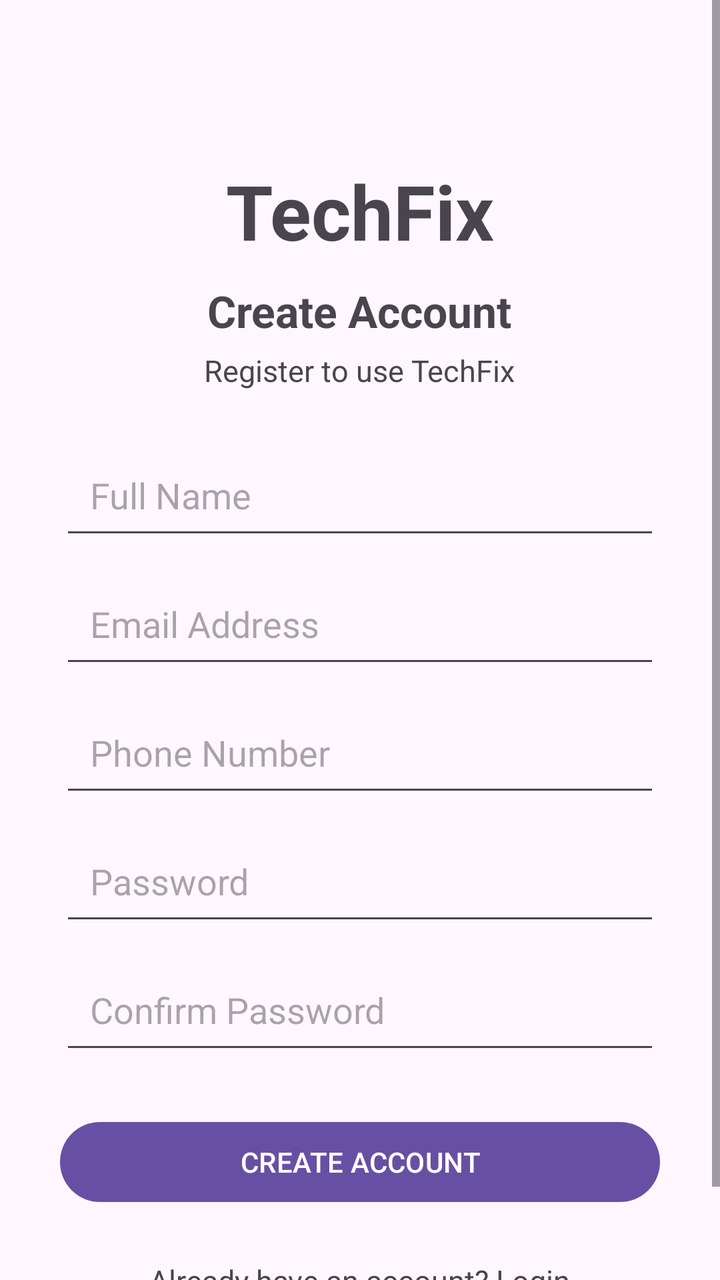
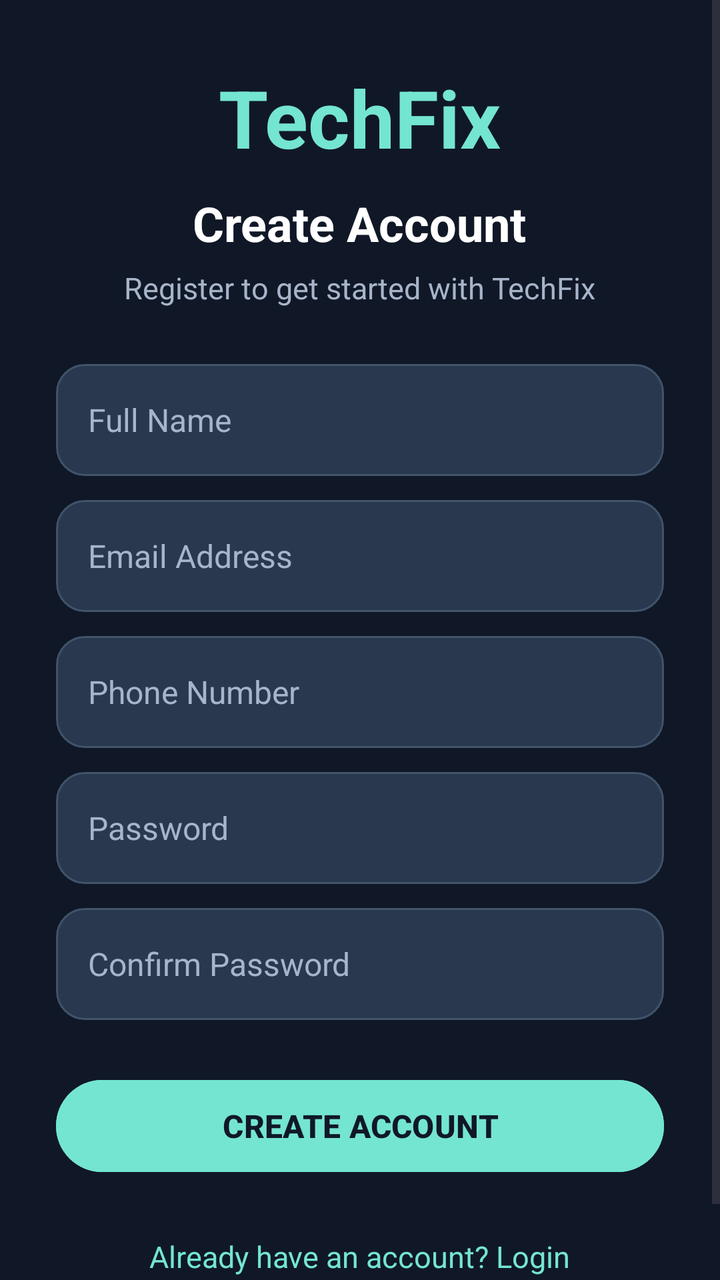

Compare the two renders of this Android layout. The source of the first and the diff that turns it into the second are given below.
<!-- AndroidManifest.xml: application theme Theme.Techfix -->
<!-- res/layout/activity_register.xml -->
<?xml version="1.0" encoding="utf-8"?>
<ScrollView xmlns:android="http://schemas.android.com/apk/res/android"
    android:layout_width="match_parent"
    android:layout_height="match_parent">

    <LinearLayout
        android:layout_width="match_parent"
        android:layout_height="wrap_content"
        android:orientation="vertical"
        android:padding="30dp">

        <TextView
            android:layout_width="wrap_content"
            android:layout_height="wrap_content"
            android:layout_gravity="center"
            android:layout_marginTop="50dp"
            android:text="TechFix"
            android:textSize="38sp"
            android:textStyle="bold" />

        <TextView
            android:layout_width="wrap_content"
            android:layout_height="wrap_content"
            android:layout_gravity="center"
            android:layout_marginTop="10dp"
            android:text="Create Account"
            android:textSize="22sp"
            android:textStyle="bold" />

        <TextView
            android:layout_width="wrap_content"
            android:layout_height="wrap_content"
            android:layout_gravity="center"
            android:layout_marginTop="5dp"
            android:layout_marginBottom="25dp"
            android:text="Register to use TechFix"
            android:textSize="15sp" />

        <EditText
            android:id="@+id/editName"
            android:layout_width="match_parent"
            android:layout_height="wrap_content"
            android:hint="Full Name"
            android:inputType="textPersonName"
            android:padding="15dp" />

        <EditText
            android:id="@+id/editRegisterEmail"
            android:layout_width="match_parent"
            android:layout_height="wrap_content"
            android:layout_marginTop="10dp"
            android:hint="Email Address"
            android:inputType="textEmailAddress"
            android:padding="15dp" />

        <EditText
            android:id="@+id/editPhone"
            android:layout_width="match_parent"
            android:layout_height="wrap_content"
            android:layout_marginTop="10dp"
            android:hint="Phone Number"
            android:inputType="phone"
            android:padding="15dp" />

        <EditText
            android:id="@+id/editRegisterPassword"
            android:layout_width="match_parent"
            android:layout_height="wrap_content"
            android:layout_marginTop="10dp"
            android:hint="Password"
            android:inputType="textPassword"
            android:padding="15dp" />

        <EditText
            android:id="@+id/editConfirmPassword"
            android:layout_width="match_parent"
            android:layout_height="wrap_content"
            android:layout_marginTop="10dp"
            android:hint="Confirm Password"
            android:inputType="textPassword"
            android:padding="15dp" />

        <Button
            android:id="@+id/btnRegister"
            android:layout_width="match_parent"
            android:layout_height="wrap_content"
            android:layout_marginTop="25dp"
            android:text="CREATE ACCOUNT" />

        <TextView
            android:id="@+id/txtLogin"
            android:layout_width="wrap_content"
            android:layout_height="wrap_content"
            android:layout_gravity="center"
            android:layout_marginTop="15dp"
            android:padding="10dp"
            android:text="Already have an account? Login"
            android:textSize="15sp" />

    </LinearLayout>

</ScrollView>
<!-- resources referenced by this layout -->
<resources>
  <style name="Theme.Techfix" parent="Base.Theme.Techfix" />
  <style name="Base.Theme.Techfix" parent="Theme.Material3.DayNight.NoActionBar">
          
          
      </style>
</resources>

<!-- the commit's change to res/layout/activity_register.xml (unified diff, before → after) -->
@@ -1,102 +1,144 @@
 <?xml version="1.0" encoding="utf-8"?>
 <ScrollView xmlns:android="http://schemas.android.com/apk/res/android"
     android:layout_width="match_parent"
-    android:layout_height="match_parent">
+    android:layout_height="match_parent"
+    android:background="@color/tech_background"
+    android:fillViewport="true"
+    android:fitsSystemWindows="true">
 
     <LinearLayout
         android:layout_width="match_parent"
         android:layout_height="wrap_content"
         android:orientation="vertical"
-        android:padding="30dp">
+        android:paddingStart="28dp"
+        android:paddingEnd="28dp"
+        android:paddingTop="32dp"
+        android:paddingBottom="32dp">
 
         <TextView
             android:layout_width="wrap_content"
             android:layout_height="wrap_content"
-            android:layout_gravity="center"
-            android:layout_marginTop="50dp"
+            android:layout_gravity="center_horizontal"
             android:text="TechFix"
-            android:textSize="38sp"
+            android:textColor="@color/tech_teal"
+            android:textSize="40sp"
             android:textStyle="bold" />
 
         <TextView
             android:layout_width="wrap_content"
             android:layout_height="wrap_content"
-            android:layout_gravity="center"
+            android:layout_gravity="center_horizontal"
             android:layout_marginTop="10dp"
             android:text="Create Account"
-            android:textSize="22sp"
+            android:textColor="@color/tech_text"
+            android:textSize="24sp"
             android:textStyle="bold" />
 
         <TextView
             android:layout_width="wrap_content"
             android:layout_height="wrap_content"
-            android:layout_gravity="center"
-            android:layout_marginTop="5dp"
-            android:layout_marginBottom="25dp"
-            android:text="Register to use TechFix"
+            android:layout_gravity="center_horizontal"
+            android:layout_marginTop="6dp"
+            android:layout_marginBottom="28dp"
+            android:text="Register to get started with TechFix"
+            android:textColor="@color/tech_text_secondary"
             android:textSize="15sp" />
 
         <EditText
             android:id="@+id/editName"
             android:layout_width="match_parent"
-            android:layout_height="wrap_content"
+            android:layout_height="56dp"
+            android:background="@drawable/bg_tech_input"
             android:hint="Full Name"
             android:inputType="textPersonName"
-            android:padding="15dp" />
+            android:singleLine="true"
+            android:paddingStart="16dp"
+            android:paddingEnd="16dp"
+            android:textColor="@color/tech_text"
+            android:textColorHint="@color/tech_text_secondary"
+            android:textSize="16sp" />
 
         <EditText
             android:id="@+id/editRegisterEmail"
             android:layout_width="match_parent"
-            android:layout_height="wrap_content"
-            android:layout_marginTop="10dp"
+            android:layout_height="56dp"
+            android:layout_marginTop="12dp"
+            android:background="@drawable/bg_tech_input"
             android:hint="Email Address"
             android:inputType="textEmailAddress"
-            android:padding="15dp" />
+            android:singleLine="true"
+            android:paddingStart="16dp"
+            android:paddingEnd="16dp"
+            android:textColor="@color/tech_text"
+            android:textColorHint="@color/tech_text_secondary"
+            android:textSize="16sp" />
 
         <EditText
             android:id="@+id/editPhone"
             android:layout_width="match_parent"
-            android:layout_height="wrap_content"
-            android:layout_marginTop="10dp"
+            android:layout_height="56dp"
+            android:layout_marginTop="12dp"
+            android:background="@drawable/bg_tech_input"
             android:hint="Phone Number"
             android:inputType="phone"
-            android:padding="15dp" />
+            android:singleLine="true"
+            android:paddingStart="16dp"
+            android:paddingEnd="16dp"
+            android:textColor="@color/tech_text"
+            android:textColorHint="@color/tech_text_secondary"
+            android:textSize="16sp" />
 
         <EditText
             android:id="@+id/editRegisterPassword"
             android:layout_width="match_parent"
-            android:layout_height="wrap_content"
-            android:layout_marginTop="10dp"
+            android:layout_height="56dp"
+            android:layout_marginTop="12dp"
+            android:background="@drawable/bg_tech_input"
             android:hint="Password"
             android:inputType="textPassword"
-            android:padding="15dp" />
+            android:singleLine="true"
+            android:paddingStart="16dp"
+            android:paddingEnd="16dp"
+            android:textColor="@color/tech_text"
+            android:textColorHint="@color/tech_text_secondary"
+            android:textSize="16sp" />
 
         <EditText
             android:id="@+id/editConfirmPassword"
             android:layout_width="match_parent"
-            android:layout_height="wrap_content"
-            android:layout_marginTop="10dp"
+            android:layout_height="56dp"
+            android:layout_marginTop="12dp"
+            android:background="@drawable/bg_tech_input"
             android:hint="Confirm Password"
             android:inputType="textPassword"
-            android:padding="15dp" />
+            android:singleLine="true"
+            android:paddingStart="16dp"
+            android:paddingEnd="16dp"
+            android:textColor="@color/tech_text"
+            android:textColorHint="@color/tech_text_secondary"
+            android:textSize="16sp" />
 
         <Button
             android:id="@+id/btnRegister"
             android:layout_width="match_parent"
-            android:layout_height="wrap_content"
-            android:layout_marginTop="25dp"
-            android:text="CREATE ACCOUNT" />
-
+            android:layout_height="54dp"
+            android:layout_marginTop="26dp"
+            android:backgroundTint="@color/tech_teal"
+            android:text="CREATE ACCOUNT"
+            android:textAllCaps="false"
+            android:textColor="@color/tech_background"
+            android:textSize="16sp"
+            android:textStyle="bold" />
         <TextView
             android:id="@+id/txtLogin"
             android:layout_width="wrap_content"
             android:layout_height="wrap_content"
-            android:layout_gravity="center"
-            android:layout_marginTop="15dp"
+            android:layout_gravity="center_horizontal"
+            android:layout_marginTop="18dp"
             android:padding="10dp"
             android:text="Already have an account? Login"
+            android:textColor="@color/tech_teal"
             android:textSize="15sp" />
 
     </LinearLayout>
-
 </ScrollView>
<!-- resource entries referenced after the edit -->
@@ -1,6 +1,25 @@
 <!-- resources referenced by this layout -->
 <resources>
+  <color name="tech_background">#101827</color>
+  <color name="tech_teal">#74E5D1</color>
+  <color name="tech_text">#FFFFFF</color>
+  <color name="tech_text_secondary">#A7B4C9</color>
+  <!-- drawable bg_tech_input (drawable) -->
+  <?xml version="1.0" encoding="utf-8"?>
+  <shape xmlns:android="http://schemas.android.com/apk/res/android"
+      android:shape="rectangle">
+  
+      <solid android:color="@color/tech_surface_light" />
+  
+      <corners android:radius="14dp" />
+  
+      <stroke
+          android:width="1dp"
+          android:color="#40536A" />
+  
+  </shape>
   <style name="Theme.Techfix" parent="Base.Theme.Techfix" />
+  <color name="tech_surface_light">#29384E</color>
   <style name="Base.Theme.Techfix" parent="Theme.Material3.DayNight.NoActionBar">
           
           
